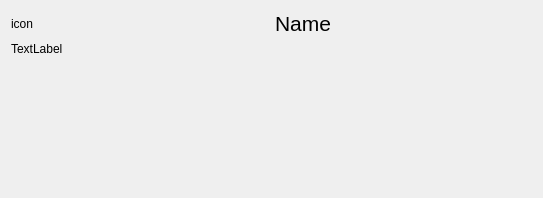
GaitRehabilitation/SMART, file forms/mbientdevicediscoverywidget.ui: the form before one commit.
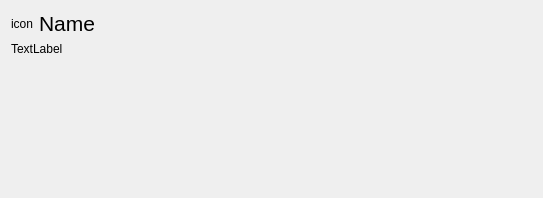
The form after the commit.

The edit to the form file:
```diff
--- a/forms/mbientdevicediscoverywidget.ui
+++ b/forms/mbientdevicediscoverywidget.ui
@@ -25,6 +25,12 @@
      </item>
      <item>
       <widget class="QLabel" name="name">
+       <property name="sizePolicy">
+        <sizepolicy hsizetype="Expanding" vsizetype="Preferred">
+         <horstretch>0</horstretch>
+         <verstretch>0</verstretch>
+        </sizepolicy>
+       </property>
        <property name="font">
         <font>
          <pointsize>16</pointsize>
```
Left out of the diff: 4 changed lines with no effect on the pictures.
